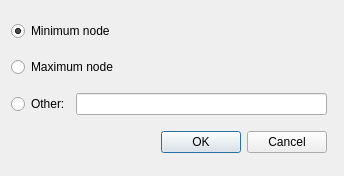
Above: qtgui/ChooseRootDialog.ui from eldridgejm/denali before the change. Below: the same form after it.
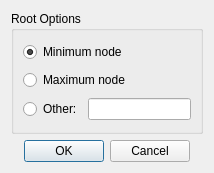
That is the form after the change.

What changed in the file:
```diff
--- a/qtgui/ChooseRootDialog.ui
+++ b/qtgui/ChooseRootDialog.ui
@@ -6,15 +6,40 @@
    <rect>
     <x>0</x>
     <y>0</y>
-    <width>344</width>
-    <height>176</height>
+    <width>214</width>
+    <height>173</height>
    </rect>
   </property>
+  <property name="sizePolicy">
+   <sizepolicy hsizetype="Fixed" vsizetype="Preferred">
+    <horstretch>0</horstretch>
+    <verstretch>0</verstretch>
+   </sizepolicy>
+  </property>
   <property name="windowTitle">
    <string>Dialog</string>
   </property>
   <layout class="QGridLayout" name="gridLayout">
-   <item row="0" column="0" colspan="3">
+   <item row="1" column="0" colspan="2">
+    <widget class="QDialogButtonBox" name="buttonBox">
+     <property name="orientation">
+      <enum>Qt::Horizontal</enum>
+     </property>
+     <property name="standardButtons">
+      <set>QDialogButtonBox::Cancel|QDialogButtonBox::Ok</set>
+     </property>
+     <property name="centerButtons">
+      <bool>true</bool>
+     </property>
+    </widget>
+   </item>
+   <item row="0" column="0" colspan="2">
+    <widget class="QGroupBox" name="groupBox">
+     <property name="title">
+      <string>Root Options</string>
+     </property>
+     <layout class="QGridLayout" name="gridLayout_2">
+      <item row="0" column="0" colspan="2">
     <widget class="QRadioButton" name="radioButtonMinimumNode">
      <property name="text">
       <string>Minimum node</string>
@@ -24,7 +49,7 @@
      </property>
     </widget>
    </item>
-   <item row="1" column="0" colspan="3">
+      <item row="1" column="0" colspan="2">
     <widget class="QRadioButton" name="radioButtonMaximumNode">
      <property name="text">
       <string>Maximum node</string>
@@ -42,16 +67,22 @@
     </widget>
    </item>
    <item row="2" column="1">
-    <widget class="QLineEdit" name="lineEditOtherNode"/>
-   </item>
-   <item row="3" column="1">
-    <widget class="QDialogButtonBox" name="buttonBox">
-     <property name="orientation">
-      <enum>Qt::Horizontal</enum>
-     </property>
-     <property name="standardButtons">
-      <set>QDialogButtonBox::Cancel|QDialogButtonBox::Ok</set>
-     </property>
+       <widget class="QLineEdit" name="lineEditOtherNode">
+        <property name="sizePolicy">
+         <sizepolicy hsizetype="Fixed" vsizetype="Fixed">
+          <horstretch>0</horstretch>
+          <verstretch>0</verstretch>
+         </sizepolicy>
+        </property>
+        <property name="minimumSize">
+         <size>
+          <width>50</width>
+          <height>0</height>
+         </size>
+        </property>
+       </widget>
+      </item>
+     </layout>
     </widget>
    </item>
   </layout>
```
Lines whose indentation alone changed are shown as unchanged.
